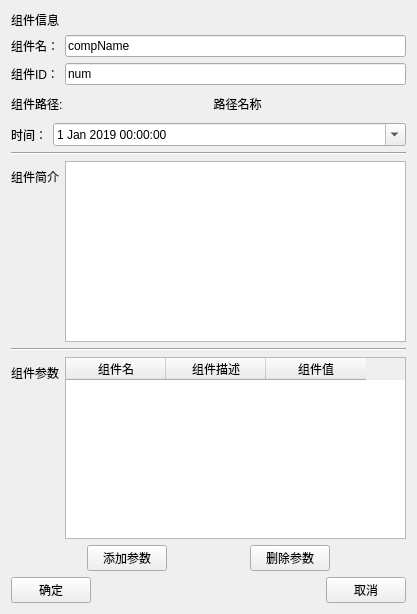
First picture: the form in prototype_v0906/Tool/parameditradardialog.ui, repository Tangzixia/Digital-Prototype, before the edit.
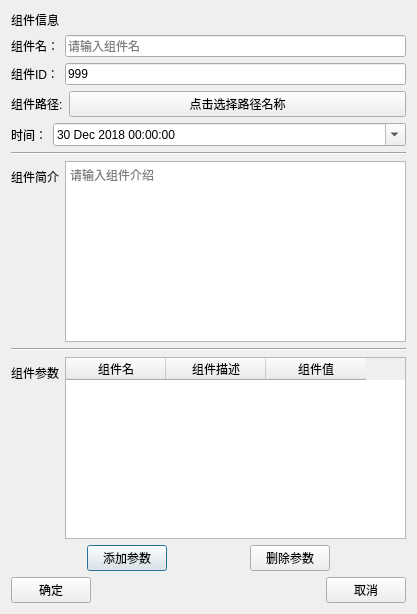
Second picture: the form after the edit. Icons and pictures are not drawn.

What changed in the file:
```diff
--- a/prototype_v0906/Tool/parameditradardialog.ui
+++ b/prototype_v0906/Tool/parameditradardialog.ui
@@ -35,7 +35,10 @@
        <item row="0" column="1">
         <widget class="QLineEdit" name="lineEdit_Name">
          <property name="text">
-          <string>compName</string>
+          <string/>
+         </property>
+         <property name="placeholderText">
+          <string>请输入组件名</string>
          </property>
         </widget>
        </item>
@@ -52,8 +55,14 @@
        </item>
        <item row="0" column="1">
         <widget class="QLineEdit" name="lineEdit_ID">
+         <property name="inputMask">
+          <string/>
+         </property>
          <property name="text">
-          <string>num</string>
+          <string>999</string>
+         </property>
+         <property name="placeholderText">
+          <string>请输入组件id（数字）</string>
          </property>
         </widget>
        </item>
@@ -71,10 +80,20 @@
        <item row="0" column="1">
         <widget class="QPushButton" name="pushButton_Path">
          <property name="text">
-          <string>路径名称</string>
+          <string>点击选择路径名称</string>
+         </property>
+         <property name="icon">
+          <iconset resource="../Res/res.qrc">
+           <normaloff>:/img/path.png</normaloff>:/img/path.png</iconset>
+         </property>
+         <property name="autoDefault">
+          <bool>false</bool>
+         </property>
+         <property name="default">
+          <bool>false</bool>
          </property>
          <property name="flat">
-          <bool>true</bool>
+          <bool>false</bool>
          </property>
         </widget>
        </item>
@@ -93,9 +112,9 @@
         <widget class="QDateTimeEdit" name="dateTimeEdit">
          <property name="date">
           <date>
-           <year>2019</year>
-           <month>1</month>
-           <day>1</day>
+           <year>2018</year>
+           <month>12</month>
+           <day>30</day>
           </date>
          </property>
          <property name="calendarPopup">
@@ -125,7 +144,14 @@
         </widget>
        </item>
        <item row="0" column="1">
-        <widget class="QTextEdit" name="textEdit"/>
+        <widget class="QTextEdit" name="textEdit">
+         <property name="documentTitle">
+          <string/>
+         </property>
+         <property name="placeholderText">
+          <string>请输入组件介绍</string>
+         </property>
+        </widget>
        </item>
       </layout>
      </item>
```
Left out of the diff: 8 changed lines with no effect on the pictures.
